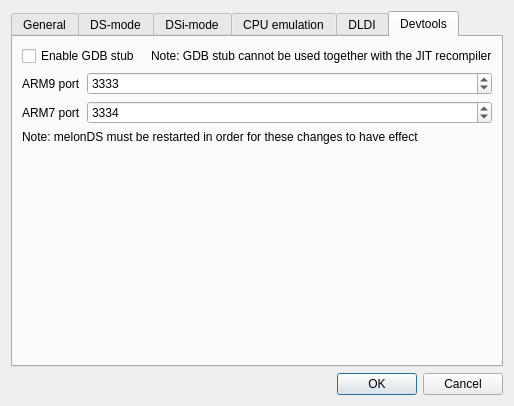
First picture: the form in src/frontend/qt_sdl/EmuSettingsDialog.ui, repository melonDS-emu/melonDS, before the edit.
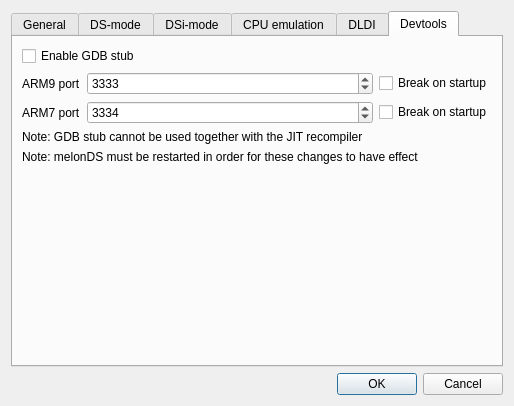
Second picture: the form after the edit. Custom widgets are drawn as their Qt base class.

Commit message: add option to wait for debugger attach on startup

```diff
--- a/src/frontend/qt_sdl/EmuSettingsDialog.ui
+++ b/src/frontend/qt_sdl/EmuSettingsDialog.ui
@@ -580,7 +580,7 @@
          </property>
         </widget>
        </item>
-       <item row="4" column="0">
+       <item row="5" column="0">
         <spacer name="verticalSpacer_4">
          <property name="orientation">
           <enum>Qt::Vertical</enum>
@@ -600,50 +600,64 @@
          </property>
         </widget>
        </item>
-       <item row="2" column="1" colspan="2">
-        <widget class="QSpinBox" name="intGdbPortA7">
-         <property name="minimum">
-          <number>1000</number>
+       <item row="0" column="0" colspan="3">
+        <widget class="QCheckBox" name="cbGdbEnabled">
+         <property name="text">
+          <string>Enable GDB stub</string>
          </property>
-         <property name="maximum">
-          <number>65535</number>
-         </property>
-         <property name="value">
-          <number>3334</number>
-         </property>
         </widget>
        </item>
-       <item row="1" column="1" colspan="2">
-        <widget class="QSpinBox" name="intGdbPortA9">
-         <property name="minimum">
-          <number>1000</number>
-         </property>
-         <property name="maximum">
-          <number>65535</number>
-         </property>
-         <property name="value">
-          <number>3333</number>
-         </property>
-        </widget>
-       </item>
-       <item row="3" column="0" colspan="3">
+       <item row="4" column="0" colspan="7">
         <widget class="QLabel" name="label_18">
          <property name="text">
           <string>Note: melonDS must be restarted in order for these changes to have effect</string>
          </property>
         </widget>
        </item>
-       <item row="0" column="2">
+       <item row="3" column="0" colspan="7">
         <widget class="QLabel" name="label_19">
          <property name="text">
           <string>Note: GDB stub cannot be used together with the JIT recompiler</string>
          </property>
         </widget>
        </item>
-       <item row="0" column="0" colspan="2">
-        <widget class="QCheckBox" name="cbGdbEnabled">
+       <item row="1" column="6">
+        <widget class="QCheckBox" name="cbGdbBOSA9">
          <property name="text">
-          <string>Enable GDB stub</string>
+          <string>Break on startup</string>
+         </property>
+        </widget>
+       </item>
+       <item row="1" column="1" colspan="5">
+        <widget class="QSpinBox" name="intGdbPortA9">
+         <property name="minimum">
+          <number>1000</number>
+         </property>
+         <property name="maximum">
+          <number>65535</number>
+         </property>
+         <property name="value">
+          <number>3333</number>
+         </property>
+        </widget>
+       </item>
+       <item row="2" column="1" colspan="5">
+        <widget class="QSpinBox" name="intGdbPortA7">
+         <property name="minimum">
+          <number>1000</number>
+         </property>
+         <property name="maximum">
+          <number>65535</number>
+         </property>
+         <property name="value">
+          <number>3334</number>
+         </property>
+        </widget>
+       </item>
+       <item row="2" column="6">
+        <widget class="QCheckBox" name="cbGdbBOSA7">
+         <property name="text">
+          <string>Break on startup</string>
          </property>
         </widget>
        </item>
```
Left out of the diff: 12 changed lines with no effect on the pictures. The commit also changes 9 other files.
